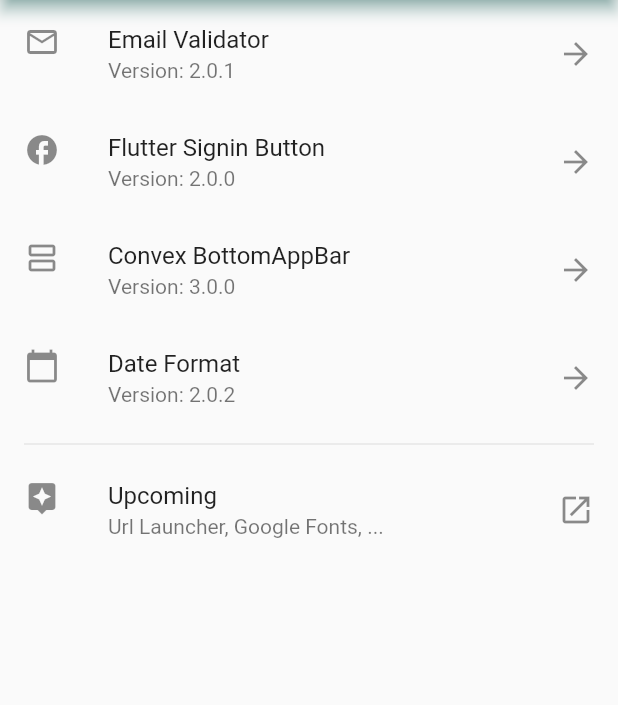
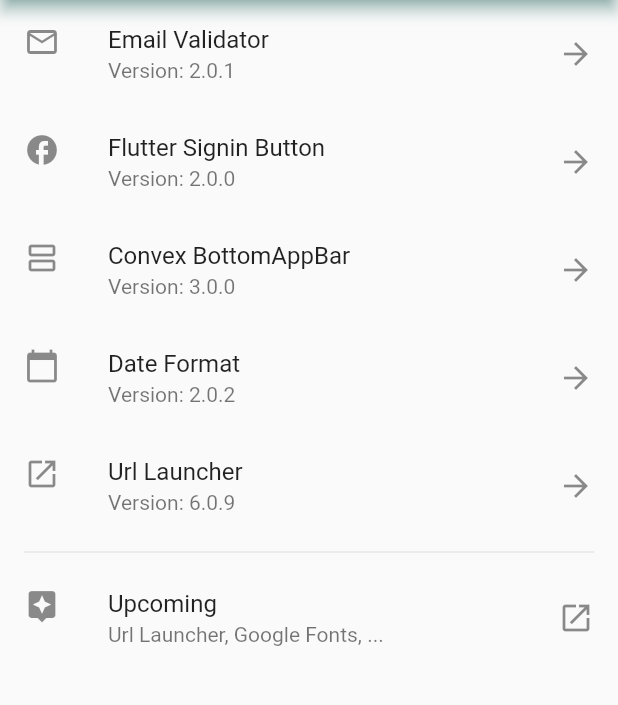
Before and after one commit to lucianojung/flutter_package_examples, a Flutter app: the screen it shows after launch, on a phone screen of 412 x 824 dp, the part 90-795 px from its top. Run offline on Flutter 3.47's test engine with Material 2 defaults, Android fonts, the phone set to English and light mode, and no system bars; our stand-ins replace convex_bottom_bar, date_format, email_validator, expandable, flutter_signin_button, google_fonts.

Commit message:
show url_launcher in the app

```diff
--- a/lib/main.dart
+++ b/lib/main.dart
@@ -41,7 +41,7 @@
         Icons.view_agenda_outlined, 'Convex BottomAppBar', '3.0.0', '/convex_bottom_bar'),
     CustomListTile(
         Icons.calendar_today, 'Date Format', '2.0.2', '/date_format'),
-    // CustomListTile(Icons.launch, 'Url Launcher', '6.0.9', '/url_launcher'),
+    CustomListTile(Icons.launch, 'Url Launcher', '6.0.9', '/url_launcher'),
     // CustomListTile(Icons.font_download_outlined, 'Google Fonts', '2.1.0', '/google_fonts'),
     // CustomListTile(Icons.lock_outline, 'Crypto', '3.0.1', '/crypto'),
   ];
```
